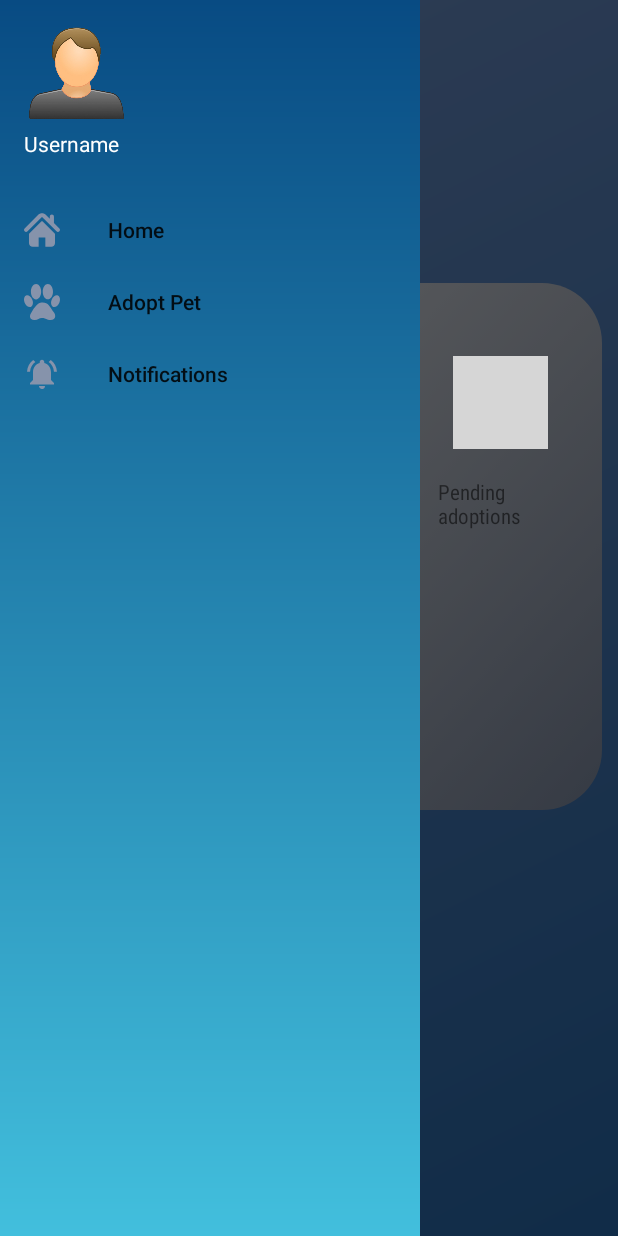
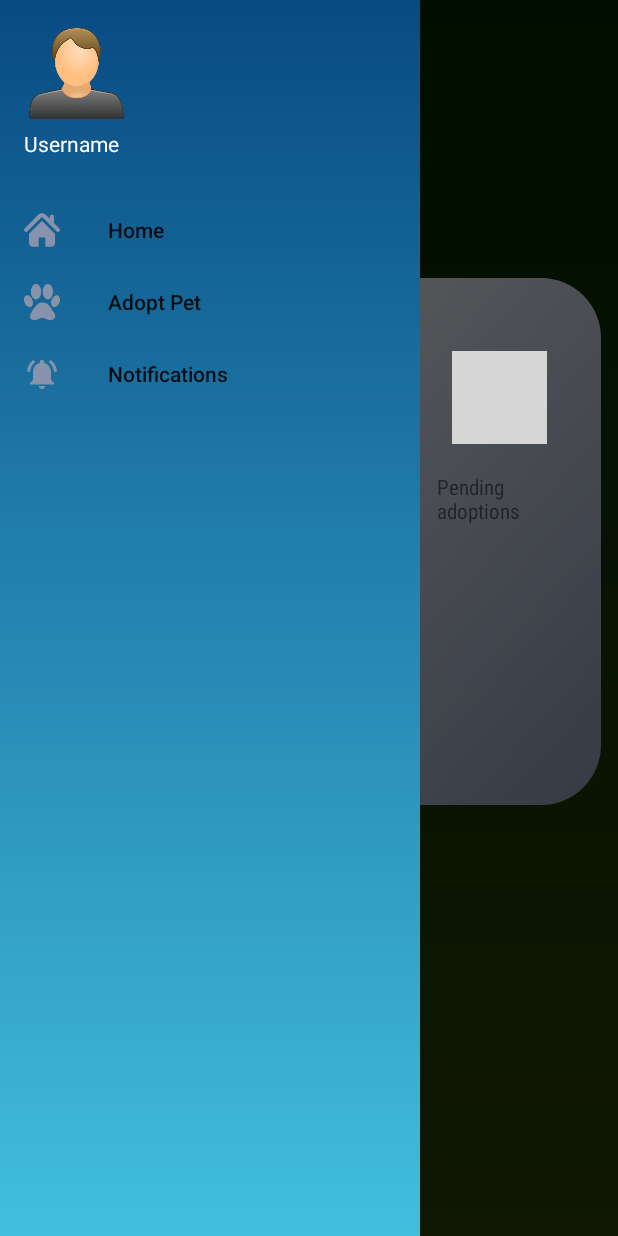
Before and after one commit to WenDEVLIFE/Pet-Adoption-App, an Android app: the FragementController screen opened directly, with no data from a screen before it, with the side drawer open, on a phone screen of 412 x 824 dp. Run offline under Robolectric (Android 15) with nearby library versions, the phone set to English and light mode, and no system bars; our stand-ins replace sdp/ssp sizes; grey boxes are pictures that could not be loaded.

Commit message:
Change the design to non primary colors

```diff
--- a/app/src/main/java/com/example/pet_adoption_app/FragementController.java
+++ b/app/src/main/java/com/example/pet_adoption_app/FragementController.java
@@ -48,7 +48,6 @@ public class FragementController extends AppCompatActivity {
 
             // This will go to Notification Fragements
             else if(item.getItemId() == R.id.notifications){
-                replaceFragement(new AdoptionFragments());
                 AlertDialog.Builder builder = new AlertDialog.Builder(this);
                 builder.setTitle("Notifications");
                 builder.setMessage("Notifications Fragment");
--- a/app/src/main/java/com/example/pet_adoption_app/MainActivity.java
+++ b/app/src/main/java/com/example/pet_adoption_app/MainActivity.java
@@ -26,9 +26,11 @@ public class MainActivity extends AppCompatActivity {
         super.onCreate(savedInstanceState);
         setContentView(R.layout.activity_main);
 
+        // our edit text fields
         usernamefield = findViewById(R.id.username);
         passwordfield = findViewById(R.id.password);
 
+        // Sign in button
         Sign_in = findViewById(R.id.sigin);
         Sign_in.setOnClickListener(v -> {
             Intent intent = new Intent(MainActivity.this, Signin_Activity.class);
@@ -36,6 +38,7 @@ public class MainActivity extends AppCompatActivity {
             finish();
         });
 
+        // Sign up button
         Sign_up = findViewById(R.id.button);
         Sign_up.setOnClickListener(v ->{
             AlertDialog alertDialog = new AlertDialog.Builder(MainActivity.this).create();
@@ -50,7 +53,8 @@ public class MainActivity extends AppCompatActivity {
 
         });
 
-        CheckBox checkBox = findViewById(R.id.checkBox);
+        // This is our checkbox for the password
+        checkBox = findViewById(R.id.checkBox);
         checkBox.setOnCheckedChangeListener((buttonView, isChecked) -> {
             if (isChecked) {
                 passwordfield.setInputType(0);
--- a/app/src/main/java/com/example/pet_adoption_app/Signin_Activity.java
+++ b/app/src/main/java/com/example/pet_adoption_app/Signin_Activity.java
@@ -31,6 +31,7 @@ public class Signin_Activity extends AppCompatActivity {
             return insets;
         });
 
+        // This is register button
          Register = findViewById(R.id.button);
          Register.setOnClickListener(v-> {
              AlertDialog alertDialog = new AlertDialog.Builder(Signin_Activity.this).create();
@@ -43,6 +44,8 @@ public class Signin_Activity extends AppCompatActivity {
 
         });
 
+
+         // This will go back to login
             Back = findViewById(R.id.buttonback);
             Back.setOnClickListener(v -> {
                 Intent intent = new Intent(Signin_Activity.this, MainActivity.class);
--- a/app/src/main/res/drawable/background_gradient.xml
+++ b/app/src/main/res/drawable/background_gradient.xml
@@ -1,7 +1,7 @@
 <?xml version="1.0" encoding="utf-8"?>
 <shape xmlns:android="http://schemas.android.com/apk/res/android">
     <gradient
-            android:startColor="#7699D4"
-            android:endColor="#296EB4"
-            android:angle="315"/>
+            android:startColor="#002400"
+            android:endColor="#273B09"
+            android:angle="300"/>
 </shape>
--- a/app/src/main/res/drawable/toplogin_design.xml
+++ b/app/src/main/res/drawable/toplogin_design.xml
@@ -2,7 +2,7 @@
 <selector xmlns:android="http://schemas.android.com/apk/res/android">
     <item>
         <shape android:shape="rectangle">
-            <solid android:color="#518AEB" />
+            <solid android:color="#7B904B" />
             <corners
                     android:bottomLeftRadius="180dp"
                     android:bottomRightRadius="180dp" />
--- a/app/src/main/res/layout/fragment_home.xml
+++ b/app/src/main/res/layout/fragment_home.xml
@@ -22,8 +22,9 @@
                 android:id="@+id/constraintLayout"
                 app:layout_constraintStart_toStartOf="parent"
                 app:layout_constraintEnd_toEndOf="parent"
-                app:layout_constraintBottom_toBottomOf="parent"
-                android:layout_marginBottom="284dp">
+                app:layout_constraintBottom_toTopOf="@+id/viewPager2"
+                app:layout_constraintHorizontal_bias="0.476"
+                android:layout_marginBottom="32dp">
 
             <ImageButton
                     android:src="@drawable/file"
@@ -170,7 +171,17 @@
                 app:layout_constraintEnd_toStartOf="@+id/textView3"
                 app:layout_constraintTop_toTopOf="parent"
                 android:layout_marginTop="16dp"
-                app:layout_constraintHorizontal_bias="0.077" />
+                app:layout_constraintHorizontal_bias="0.47" />
+
+        <androidx.viewpager2.widget.ViewPager2
+                android:layout_width="357dp"
+                android:layout_height="203dp"
+                android:id="@+id/viewPager2"
+                app:layout_constraintStart_toStartOf="parent"
+                app:layout_constraintEnd_toEndOf="parent"
+                app:layout_constraintBottom_toBottomOf="parent"
+                app:layout_constraintHorizontal_bias="0.703"
+                android:layout_marginBottom="52dp" />
     </androidx.constraintlayout.widget.ConstraintLayout>
 
 </FrameLayout>
```
